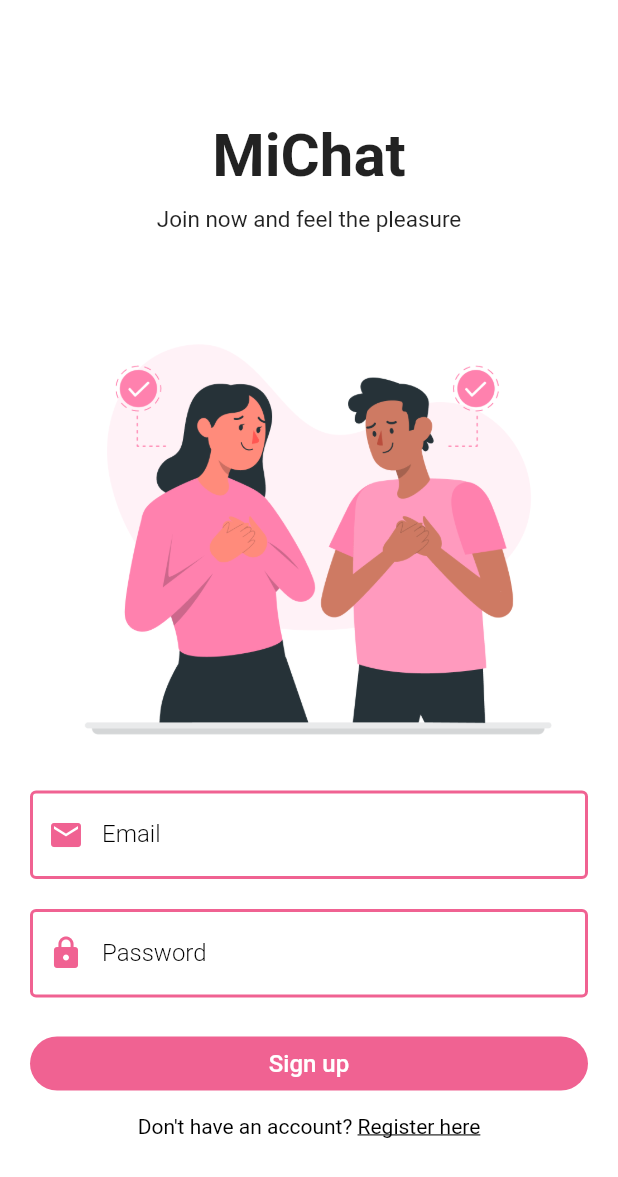
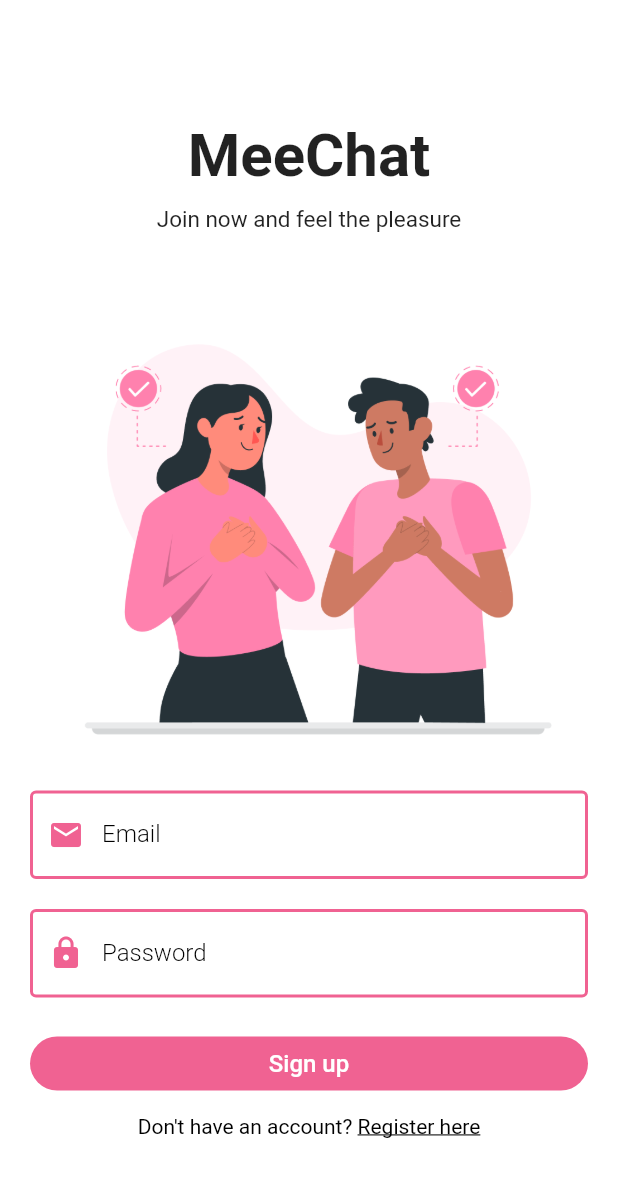
Before and after one commit to restuprajna/chatapp-flutter, a Flutter app: the screen it shows after launch, on a phone screen of 412 x 824 dp. Shown: the top 1177 px of the screen. Run offline on Flutter 3.47's test engine with Material 2 defaults, Android fonts, the phone set to English and light mode, and no system bars; our stand-ins replace firebase_core, shared_preferences; accounts and stored records are empty.

Commit message:
change app name to meechat

```diff
--- a/lib/pages/auth/login_page.dart
+++ b/lib/pages/auth/login_page.dart
@@ -32,7 +32,7 @@ class _LoginPageState extends State<LoginPage> {
               crossAxisAlignment: CrossAxisAlignment.center,
               children: [
                 const Text(
-                  "MiChat",
+                  "MeeChat",
                   style: TextStyle(fontSize: 40, fontWeight: FontWeight.bold),
                 ),
                 const SizedBox(
```
